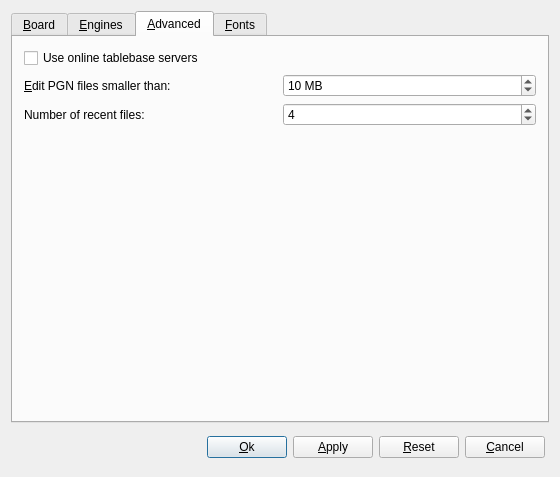
The window that src/gui/preferences.ui (madnight/chessx) describes before a commit, drawn with Qt 5.
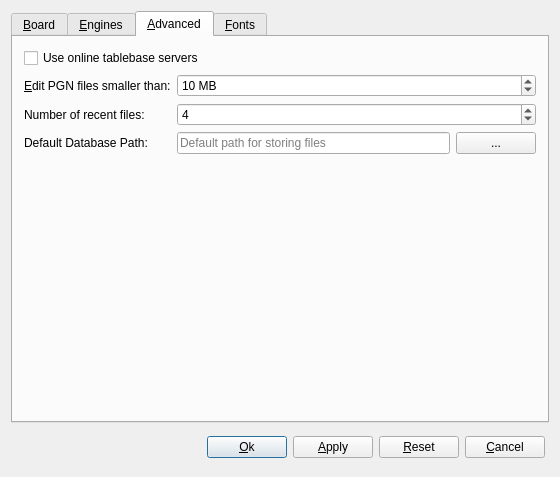
The same window after the commit. The open tabs and pages were chosen to show the change. Custom widgets are drawn as their Qt base class.

Commit message: Introduce primary database path

What changed in the file:
```diff
--- a/src/gui/preferences.ui
+++ b/src/gui/preferences.ui
@@ -436,18 +436,8 @@
         </widget>
        </item>
        <item>
-        <layout class="QHBoxLayout" name="horizontalLayout1">
-         <item>
-          <widget class="QLabel" name="label_7">
-           <property name="text">
-            <string>&amp;Edit PGN files smaller than:</string>
-           </property>
-           <property name="buddy">
-            <cstring>limitSpin</cstring>
-           </property>
-          </widget>
-         </item>
-         <item>
+        <layout class="QGridLayout" name="gridLayout">
+         <item row="0" column="1">
           <widget class="QSpinBox" name="limitSpin">
            <property name="suffix">
             <string> MB</string>
@@ -463,18 +453,24 @@
            </property>
           </widget>
          </item>
-        </layout>
-       </item>
-       <item>
-        <layout class="QHBoxLayout" name="horizontalLayout_3">
-         <item>
+         <item row="0" column="0">
+          <widget class="QLabel" name="label_7">
+           <property name="text">
+            <string>&amp;Edit PGN files smaller than:</string>
+           </property>
+           <property name="buddy">
+            <cstring>limitSpin</cstring>
+           </property>
+          </widget>
+         </item>
+         <item row="1" column="0">
           <widget class="QLabel" name="label_8">
            <property name="text">
             <string>Number of recent files:</string>
            </property>
           </widget>
          </item>
-         <item>
+         <item row="1" column="1">
           <widget class="QSpinBox" name="spinBoxRecentFiles">
            <property name="maximum">
             <number>10</number>
@@ -484,6 +480,46 @@
            </property>
           </widget>
          </item>
+         <item row="2" column="0">
+          <widget class="QLabel" name="label_9">
+           <property name="sizePolicy">
+            <sizepolicy hsizetype="Preferred" vsizetype="Preferred">
+             <horstretch>0</horstretch>
+             <verstretch>0</verstretch>
+            </sizepolicy>
+           </property>
+           <property name="text">
+            <string>Default Database Path:</string>
+           </property>
+           <property name="buddy">
+            <cstring>defaultDataBasePath</cstring>
+           </property>
+          </widget>
+         </item>
+         <item row="2" column="1">
+          <layout class="QHBoxLayout" name="horizontalLayout_5">
+           <item>
+            <widget class="QLineEdit" name="defaultDataBasePath">
+             <property name="sizePolicy">
+              <sizepolicy hsizetype="Expanding" vsizetype="Fixed">
+               <horstretch>0</horstretch>
+               <verstretch>0</verstretch>
+              </sizepolicy>
+             </property>
+             <property name="placeholderText">
+              <string>Default path for storing files</string>
+             </property>
+            </widget>
+           </item>
+           <item>
+            <widget class="QPushButton" name="browsePathButton">
+             <property name="text">
+              <string>...</string>
+             </property>
+            </widget>
+           </item>
+          </layout>
+         </item>
         </layout>
        </item>
        <item>
```
Left out of the diff: 5 changed lines with no effect on the pictures. The commit also changes 2 other files.
